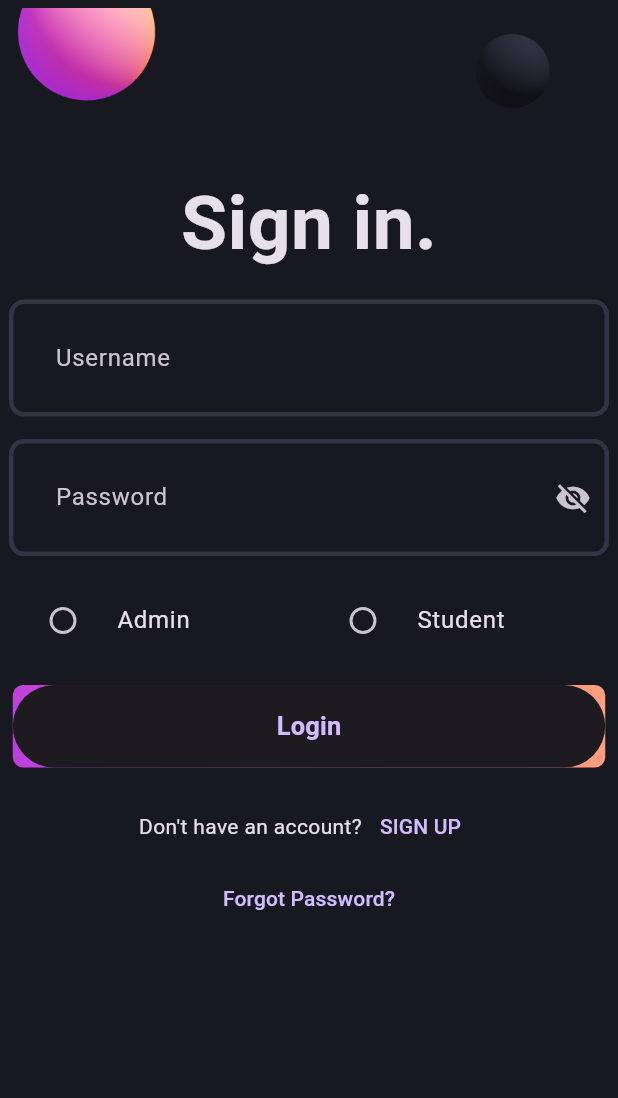
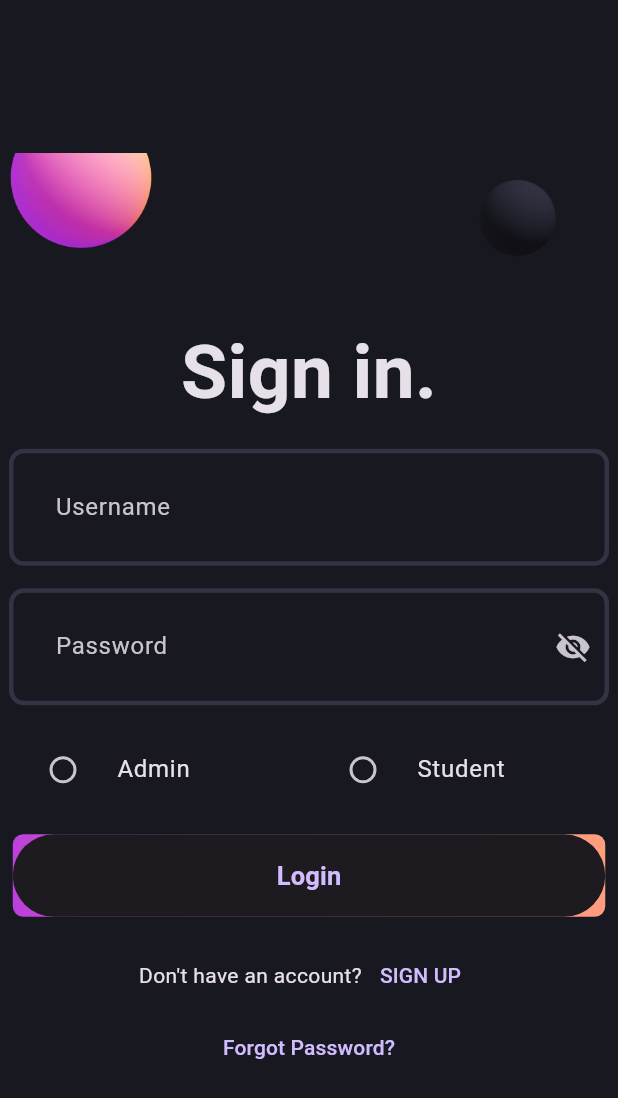
Before and after one commit to meet2307/ITIS, a Flutter app: the screen it shows after launch, on a phone screen of 412 x 824 dp. Shown: the top 1098 px of the screen. Run offline on Flutter 3.47's test engine with Material 3 defaults, Android fonts, the phone set to English and light mode, and no system bars; our stand-ins replace permission_handler, shared_preferences.

Commit message:
Added scroll view to login screen

```diff
--- a/lib/login_screen.dart
+++ b/lib/login_screen.dart
@@ -54,8 +54,9 @@ class _LoginScreenState extends State<LoginScreen> {
   Widget build(BuildContext context) {
     return Scaffold(
       body: Padding(
-        padding: EdgeInsets.all(5.0),
+        padding: EdgeInsets.all(0.0),
         child: Center(
+          child: SingleChildScrollView(
             child: Form(
               key: formKey,
               child: Column(
@@ -263,6 +264,7 @@ class _LoginScreenState extends State<LoginScreen> {
             ),
           ),
         ),
+      ),
     );
   }
 }
```
Lines whose indentation alone changed are shown as unchanged.
